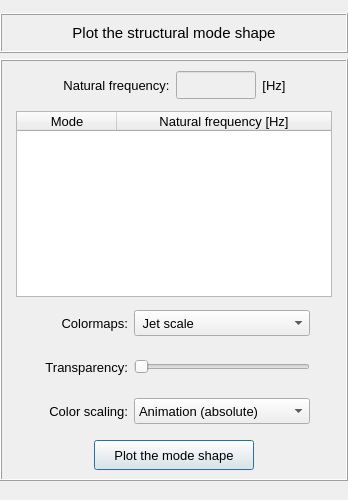
Old version of the form pulse/interface/data/ui_files/plots/results/structural/plot_structural_mode_shape.ui in the repository open-pulse/OpenPulse.
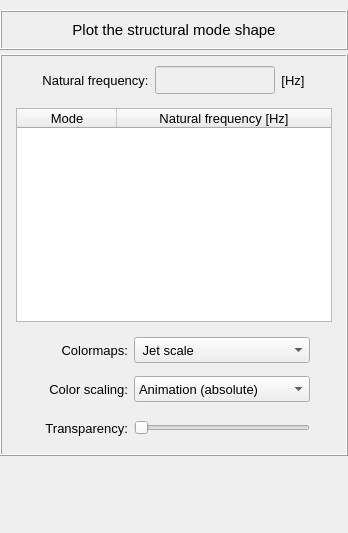
New version of the form.

Commit message: Update and uniformize the plot-related UI files

What changed in the file:
```diff
--- a/pulse/interface/data/ui_files/plots/results/structural/plot_structural_mode_shape.ui
+++ b/pulse/interface/data/ui_files/plots/results/structural/plot_structural_mode_shape.ui
@@ -7,7 +7,7 @@
     <x>0</x>
     <y>0</y>
     <width>348</width>
-    <height>500</height>
+    <height>533</height>
    </rect>
   </property>
   <property name="sizePolicy">
@@ -54,8 +54,8 @@
        <rect>
         <x>0</x>
         <y>0</y>
-        <width>336</width>
-        <height>496</height>
+        <width>348</width>
+        <height>525</height>
        </rect>
       </property>
       <property name="sizePolicy">
@@ -68,9 +68,15 @@
        <property name="leftMargin">
         <number>0</number>
        </property>
+       <property name="topMargin">
+        <number>6</number>
+       </property>
        <property name="rightMargin">
         <number>0</number>
        </property>
+       <property name="verticalSpacing">
+        <number>4</number>
+       </property>
        <item row="1" column="0">
         <widget class="QFrame" name="frame_frequencies">
          <property name="sizeIncrement">
@@ -104,21 +110,119 @@
           <property name="bottomMargin">
            <number>4</number>
           </property>
-          <property name="spacing">
+          <property name="horizontalSpacing">
            <number>4</number>
           </property>
+          <property name="verticalSpacing">
+           <number>6</number>
+          </property>
+          <item row="2" column="0">
+           <widget class="QFrame" name="frame_4">
+            <property name="frameShape">
+             <enum>QFrame::Shape::NoFrame</enum>
+            </property>
+            <property name="frameShadow">
+             <enum>QFrame::Shadow::Raised</enum>
+            </property>
+            <layout class="QGridLayout" name="gridLayout_3">
+             <property name="leftMargin">
+              <number>10</number>
+             </property>
+             <property name="topMargin">
+              <number>2</number>
+             </property>
+             <property name="rightMargin">
+              <number>10</number>
+             </property>
+             <property name="bottomMargin">
+              <number>2</number>
+             </property>
+             <property name="spacing">
+              <number>0</number>
+             </property>
+             <item row="0" column="0">
+              <widget class="QTreeWidget" name="treeWidget_frequencies">
+               <property name="minimumSize">
+                <size>
+                 <width>260</width>
+                 <height>180</height>
+                </size>
+               </property>
+               <property name="maximumSize">
+                <size>
+                 <width>600</width>
+                 <height>600</height>
+                </size>
+               </property>
+               <property name="font">
+                <font>
+                 <family>MS Shell Dlg 2</family>
+                 <pointsize>10</pointsize>
+                 <italic>false</italic>
+                 <bold>false</bold>
+                </font>
+               </property>
+               <property name="toolTip">
+                <string>&lt;html&gt;&lt;head/&gt;&lt;body&gt;&lt;p&gt;Select the mode shape to be plotted&lt;/p&gt;&lt;/body&gt;&lt;/html&gt;</string>
+               </property>
+               <property name="styleSheet">
+                <string notr="true"/>
+               </property>
+               <property name="alternatingRowColors">
+                <bool>true</bool>
+               </property>
+               <property name="indentation">
+                <number>0</number>
+               </property>
+               <column>
+                <property name="text">
+                 <string>Mode</string>
+                </property>
+                <property name="font">
+                 <font>
+                  <family>MS Shell Dlg 2</family>
+                  <pointsize>10</pointsize>
+                  <italic>false</italic>
+                  <bold>false</bold>
+                 </font>
+                </property>
+                <property name="textAlignment">
+                 <set>AlignCenter</set>
+                </property>
+               </column>
+               <column>
+                <property name="text">
+                 <string notr="true">Natural frequency [Hz]</string>
+                </property>
+                <property name="font">
+                 <font>
+                  <family>MS Shell Dlg 2</family>
+                  <pointsize>10</pointsize>
+                  <italic>false</italic>
+                  <bold>false</bold>
+                 </font>
+                </property>
+                <property name="textAlignment">
+                 <set>AlignCenter</set>
+                </property>
+               </column>
+              </widget>
+             </item>
+            </layout>
+           </widget>
+          </item>
           <item row="3" column="0">
            <widget class="QFrame" name="frame">
             <property name="minimumSize">
              <size>
               <width>0</width>
-              <height>40</height>
+              <height>120</height>
              </size>
             </property>
             <property name="maximumSize">
              <size>
               <width>16777215</width>
-              <height>40</height>
+              <height>140</height>
              </size>
             </property>
             <property name="frameShape">
@@ -269,211 +373,8 @@
                </item>
               </widget>
              </item>
-            </layout>
-           </widget>
-          </item>
-          <item row="6" column="0">
-           <widget class="QFrame" name="frame_button">
-            <property name="minimumSize">
-             <size>
-              <width>0</width>
-              <height>40</height>
-             </size>
-            </property>
-            <property name="maximumSize">
-             <size>
-              <width>16777215</width>
-              <height>40</height>
-             </size>
-            </property>
-            <property name="frameShape">
-             <enum>QFrame::Shape::NoFrame</enum>
-            </property>
-            <property name="frameShadow">
-             <enum>QFrame::Shadow::Raised</enum>
-            </property>
-            <layout class="QGridLayout" name="gridLayout_7">
-             <property name="leftMargin">
-              <number>0</number>
-             </property>
-             <property name="topMargin">
-              <number>0</number>
-             </property>
-             <property name="rightMargin">
-              <number>0</number>
-             </property>
-             <property name="bottomMargin">
-              <number>0</number>
-             </property>
-             <property name="spacing">
-              <number>0</number>
-             </property>
              <item row="0" column="0">
-              <widget class="QPushButton" name="pushButton_plot">
-               <property name="minimumSize">
-                <size>
-                 <width>160</width>
-                 <height>30</height>
-                </size>
-               </property>
-               <property name="maximumSize">
-                <size>
-                 <width>160</width>
-                 <height>30</height>
-                </size>
-               </property>
-               <property name="font">
-                <font>
-                 <family>MS Shell Dlg 2</family>
-                 <pointsize>10</pointsize>
-                 <italic>false</italic>
-                 <bold>false</bold>
-                </font>
-               </property>
-               <property name="styleSheet">
-                <string notr="true"/>
-               </property>
-               <property name="text">
-                <string>Plot the mode shape</string>
-               </property>
-               <property name="default">
-                <bool>true</bool>
-               </property>
-              </widget>
-             </item>
-            </layout>
-           </widget>
-          </item>
-          <item row="2" column="0">
-           <widget class="QFrame" name="frame_4">
-            <property name="frameShape">
-             <enum>QFrame::Shape::NoFrame</enum>
-            </property>
-            <property name="frameShadow">
-             <enum>QFrame::Shadow::Raised</enum>
-            </property>
-            <layout class="QGridLayout" name="gridLayout_3">
-             <property name="leftMargin">
-              <number>10</number>
-             </property>
-             <property name="topMargin">
-              <number>2</number>
-             </property>
-             <property name="rightMargin">
-              <number>10</number>
-             </property>
-             <property name="bottomMargin">
-              <number>2</number>
-             </property>
-             <property name="spacing">
-              <number>0</number>
-             </property>
-             <item row="0" column="0">
-              <widget class="QTreeWidget" name="treeWidget_frequencies">
-               <property name="minimumSize">
-                <size>
-                 <width>260</width>
-                 <height>180</height>
-                </size>
-               </property>
-               <property name="maximumSize">
-                <size>
-                 <width>600</width>
-                 <height>600</height>
-                </size>
-               </property>
-               <property name="font">
-                <font>
-                 <family>MS Shell Dlg 2</family>
-                 <pointsize>10</pointsize>
-                 <italic>false</italic>
-                 <bold>false</bold>
-                </font>
-               </property>
-               <property name="toolTip">
-                <string>&lt;html&gt;&lt;head/&gt;&lt;body&gt;&lt;p&gt;Select the mode shape to be plotted&lt;/p&gt;&lt;/body&gt;&lt;/html&gt;</string>
-               </property>
-               <property name="styleSheet">
-                <string notr="true"/>
-               </property>
-               <property name="alternatingRowColors">
-                <bool>true</bool>
-               </property>
-               <property name="indentation">
-                <number>0</number>
-               </property>
-               <column>
-                <property name="text">
-                 <string>Mode</string>
-                </property>
-                <property name="font">
-                 <font>
-                  <family>MS Shell Dlg 2</family>
-                  <pointsize>10</pointsize>
-                  <italic>false</italic>
-                  <bold>false</bold>
-                 </font>
-                </property>
-                <property name="textAlignment">
-                 <set>AlignCenter</set>
-                </property>
-               </column>
-               <column>
-                <property name="text">
-                 <string notr="true">Natural frequency [Hz]</string>
-                </property>
-                <property name="font">
-                 <font>
-                  <family>MS Shell Dlg 2</family>
-                  <pointsize>10</pointsize>
-                  <italic>false</italic>
-                  <bold>false</bold>
-                 </font>
-                </property>
-                <property name="textAlignment">
-                 <set>AlignCenter</set>
-                </property>
-               </column>
-              </widget>
-             </item>
-            </layout>
-           </widget>
-          </item>
-          <item row="5" column="0">
-           <widget class="QFrame" name="frame_scalling2">
-            <property name="minimumSize">
-             <size>
-              <width>0</width>
-              <height>40</height>
-             </size>
-            </property>
-            <property name="maximumSize">
-             <size>
-              <width>16777215</width>
-              <height>40</height>
-             </size>
-            </property>
-            <property name="frameShape">
-             <enum>QFrame::Shape::NoFrame</enum>
-            </property>
-            <property name="frameShadow">
-             <enum>QFrame::Shadow::Raised</enum>
-            </property>
-            <layout class="QGridLayout" name="gridLayout_9">
-             <property name="leftMargin">
-              <number>2</number>
-             </property>
-             <property name="topMargin">
-              <number>2</number>
-             </property>
-             <property name="rightMargin">
-              <number>2</number>
-             </property>
-             <property name="bottomMargin">
-              <number>2</number>
-             </property>
-             <item row="0" column="3">
-              <spacer name="horizontalSpacer_2">
+              <spacer name="horizontalSpacer_13">
                <property name="orientation">
                 <enum>Qt::Orientation::Horizontal</enum>
                </property>
@@ -485,7 +386,7 @@
                </property>
               </spacer>
              </item>
-             <item row="0" column="2">
+             <item row="1" column="2">
               <widget class="QComboBox" name="comboBox_color_scale">
                <property name="minimumSize">
                 <size>
@@ -576,7 +477,7 @@
                </item>
               </widget>
              </item>
-             <item row="0" column="1">
+             <item row="1" column="1">
               <widget class="QLabel" name="label_2">
                <property name="minimumSize">
                 <size>
@@ -603,56 +504,7 @@
                </property>
               </widget>
              </item>
-             <item row="0" column="0">
-              <spacer name="horizontalSpacer">
-               <property name="orientation">
-                <enum>Qt::Orientation::Horizontal</enum>
-               </property>
-               <property name="sizeHint" stdset="0">
-                <size>
-                 <width>40</width>
-                 <height>20</height>
-                </size>
-               </property>
-              </spacer>
-             </item>
-            </layout>
-           </widget>
-          </item>
-          <item row="4" column="0">
-           <widget class="QFrame" name="frame_6">
-            <property name="minimumSize">
-             <size>
-              <width>0</width>
-              <height>40</height>
-             </size>
-            </property>
-            <property name="maximumSize">
-             <size>
-              <width>16777215</width>
-              <height>40</height>
-             </size>
-            </property>
-            <property name="frameShape">
-             <enum>QFrame::Shape::NoFrame</enum>
-            </property>
-            <property name="frameShadow">
-             <enum>QFrame::Shadow::Raised</enum>
-            </property>
-            <layout class="QGridLayout" name="gridLayout_10">
-             <property name="leftMargin">
-              <number>0</number>
-             </property>
-             <property name="topMargin">
-              <number>0</number>
-             </property>
-             <property name="rightMargin">
-              <number>0</number>
-             </property>
-             <property name="bottomMargin">
-              <number>0</number>
-             </property>
-             <item row="0" column="1">
+             <item row="2" column="1">
               <widget class="QLabel" name="label_5">
                <property name="minimumSize">
                 <size>
@@ -679,7 +531,7 @@
                </property>
               </widget>
              </item>
-             <item row="0" column="2">
+             <item row="2" column="2">
               <widget class="QSlider" name="slider_transparency">
                <property name="minimumSize">
                 <size>
@@ -698,32 +550,6 @@
                </property>
               </widget>
              </item>
-             <item row="0" column="3">
-              <spacer name="horizontalSpacer_8">
-               <property name="orientation">
-                <enum>Qt::Orientation::Horizontal</enum>
-               </property>
-               <property name="sizeHint" stdset="0">
-                <size>
-                 <width>40</width>
-                 <height>20</height>
-                </size>
-               </property>
-              </spacer>
-             </item>
-             <item row="0" column="0">
-              <spacer name="horizontalSpacer_9">
-               <property name="orientation">
-                <enum>Qt::Orientation::Horizontal</enum>
-               </property>
-               <property name="sizeHint" stdset="0">
-                <size>
-                 <width>40</width>
-                 <height>20</height>
-                </size>
-               </property>
-              </spacer>
-             </item>
             </layout>
            </widget>
           </item>
@@ -843,13 +669,13 @@
                </property>
                <property name="minimumSize">
                 <size>
-                 <width>80</width>
+                 <width>120</width>
                  <height>28</height>
                 </size>
                </property>
                <property name="maximumSize">
                 <size>
-                 <width>80</width>
+                 <width>120</width>
                  <height>28</height>
                 </size>
                </property>
@@ -971,6 +797,12 @@
        </item>
        <item row="2" column="0">
         <widget class="QFrame" name="frame_animation">
+         <property name="minimumSize">
+          <size>
+           <width>0</width>
+           <height>60</height>
+          </size>
+         </property>
          <property name="frameShape">
           <enum>QFrame::Shape::NoFrame</enum>
          </property>
```
Left out of the diff: 16 changed lines with no effect on the pictures. The commit also changes 18 other files.
